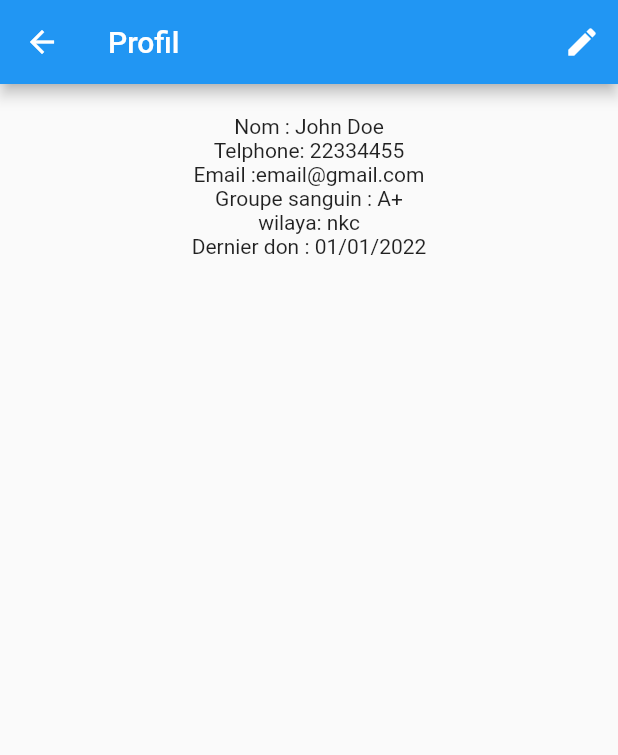
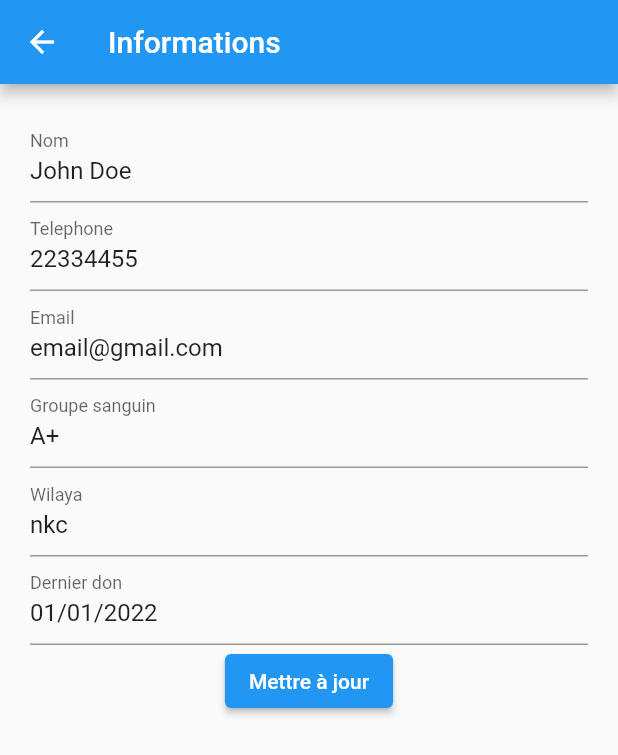
Before and after one commit to Mohamdi-Ebloul/demna, a Flutter app: the screen it shows after launch, in the side drawer, after a tap on "Mes informations", on a phone screen of 412 x 824 dp. Shown: the top 755 px of the screen. Run offline on Flutter 3.47's test engine with Material 2 defaults, Android fonts, the phone set to English and light mode, and no system bars; missing offline and left inert: mongo_dart.

Commit message:
version5

```diff
--- a/lib/HomePage.dart
+++ b/lib/HomePage.dart
@@ -20,7 +20,7 @@ class HomePage extends StatelessWidget {
           child: Container(
             decoration: new BoxDecoration(
               image: new DecorationImage(
-                image: new AssetImage("Images/background.jpg"),
+                image: const AssetImage("Images/background.jpg"),
                 fit: BoxFit.cover,
               ),
             ),
@@ -172,7 +172,7 @@ class HomePage extends StatelessWidget {
             new Container(
               decoration: new BoxDecoration(
                 image: new DecorationImage(
-                  image: new AssetImage("Images/background.jpg"),
+                  image: const AssetImage("Images/background.jpg"),
                   fit: BoxFit.cover,
                 ),
               ),
--- a/lib/Profile.dart
+++ b/lib/Profile.dart
@@ -1,4 +1,5 @@
 import 'package:flutter/material.dart';
+import 'package:mongo_dart/mongo_dart.dart' as dart_mongo;
 
 class ProfilePage extends StatefulWidget {
   @override
@@ -6,6 +7,8 @@ class ProfilePage extends StatefulWidget {
 }
 
 class _ProfilePageState extends State<ProfilePage> {
+  // Variables pour stocker les informations de l'utilisateur
+
   String _name = "John Doe";
   String _tel = "22334455";
   String _email = "email@gmail.com";
@@ -13,31 +16,96 @@ class _ProfilePageState extends State<ProfilePage> {
   String _wilaye = "nkc";
   String _lastDonation = "01/01/2022";
 
+  // Variables pour stocker les informations modifiables
+  String _newName = '';
+  String _newTel = "";
+  String _newEmail = "";
+  String _newWilaye = "";
+  String _newLastDonation = '';
+
   @override
   Widget build(BuildContext context) {
     return Scaffold(
       appBar: AppBar(
-        title: Text("Profil"),
-        actions: <Widget>[
-          IconButton(
-            icon: Icon(Icons.edit),
-            onPressed: () {},
-          ),
-        ],
+        title: Text('Informations'),
       ),
-      body: Center(
-        child: Padding(
-          padding: EdgeInsets.all(20.0),
-          child: Column(
-            children: <Widget>[
-              Text("Nom : $_name"),
-              Text("Telphone: $_tel"),
-              Text("Email :$_email"),
-              Text("Groupe sanguin : $_bloodType"),
-              Text("wilaya: $_wilaye"),
-              Text("Dernier don : $_lastDonation"),
-            ],
-          ),
+      body: Container(
+        padding: EdgeInsets.all(20),
+        child: Column(
+          children: <Widget>[
+            // Affichage des informations de l'utilisateur
+
+            // Formulaire pour mettre à jour les informations
+            Form(
+              child: Column(
+                children: <Widget>[
+                  TextFormField(
+                    initialValue: _name,
+                    onChanged: (value) => _newName = value,
+                    decoration: InputDecoration(labelText: 'Nom'),
+                  ),
+                  TextFormField(
+                    initialValue: _tel,
+                    onChanged: (value) => _newTel = value,
+                    decoration: InputDecoration(labelText: 'Telephone'),
+                  ),
+                  TextFormField(
+                    onChanged: (value) => _newEmail = value,
+                    initialValue: _email,
+                    decoration: InputDecoration(labelText: 'Email'),
+                  ),
+                  TextFormField(
+                    showCursor: false,
+                    readOnly: true,
+                    initialValue: _bloodType,
+                    decoration: InputDecoration(labelText: 'Groupe sanguin'),
+                  ),
+
+                  TextFormField(
+                    onChanged: (value) => _newWilaye = value,
+                    initialValue: _wilaye,
+                    decoration: InputDecoration(labelText: 'Wilaya'),
+                  ),
+
+                  TextFormField(
+                    initialValue: _lastDonation,
+                    onChanged: (value) => _newLastDonation = value,
+                    decoration: InputDecoration(labelText: 'Dernier don'),
+                  ),
+                  // Bouton pour mettre à jour les informations
+                  ElevatedButton(
+                    onPressed: () async {
+                      // Code pour mettre à jour les informations dans MongoDB ici...
+                      // Exemple :
+                      var db = dart_mongo.Db(
+                          "mongodb://username:password@host:port/database");
+                      await db.open();
+                      var collection = db.collection('users');
+                      await collection.update(
+                          dart_mongo.where.eq("name", _name),
+                          dart_mongo.modify
+                              .set("name", _newName)
+                              .set("lastDonation", _newLastDonation)
+                              .set("tel", _newTel)
+                              .set("email", _newEmail)
+                              .set("lastDonation", _newLastDonation)
+                              .set("wilaya", _newWilaye));
+                      await db.close();
+                      // Mise à jour des informations affichées
+                      setState(() {
+                        _name = _newName;
+                        _tel = _newTel;
+                        _email = _newEmail;
+                        _wilaye = _newWilaye;
+                        _lastDonation = _newLastDonation;
+                      });
+                    },
+                    child: Text('Mettre à jour'),
+                  ),
+                ],
+              ),
+            ),
+          ],
         ),
       ),
     );
```
